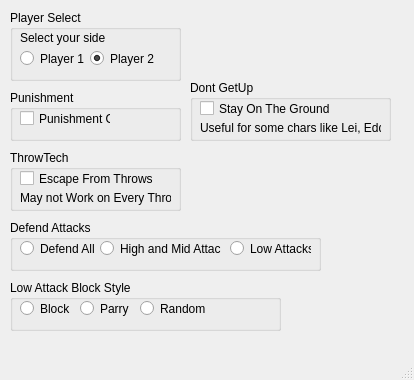
First picture: the form in 1.ui, repository ferater/Tekken7Bot, before the edit.
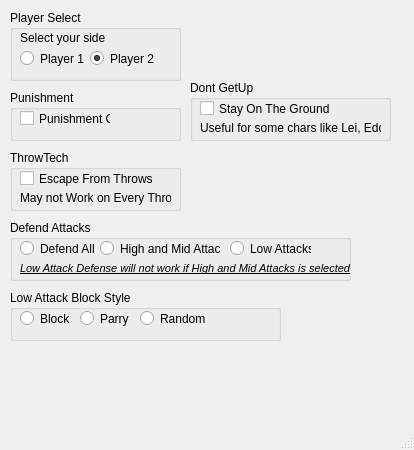
Second picture: the form after the edit.

The edit to the form file:
```diff
--- a/1.ui
+++ b/1.ui
@@ -7,7 +7,7 @@
     <x>0</x>
     <y>0</y>
     <width>414</width>
-    <height>380</height>
+    <height>450</height>
    </rect>
   </property>
   <property name="windowTitle">
@@ -178,8 +178,8 @@
      <rect>
       <x>10</x>
       <y>220</y>
-      <width>311</width>
-      <height>51</height>
+      <width>341</width>
+      <height>61</height>
      </rect>
     </property>
     <property name="title">
@@ -224,12 +224,32 @@
       <string>Defend All</string>
      </property>
     </widget>
+    <widget class="QLabel" name="label_4">
+     <property name="geometry">
+      <rect>
+       <x>10</x>
+       <y>40</y>
+       <width>331</width>
+       <height>16</height>
+      </rect>
+     </property>
+     <property name="font">
+      <font>
+       <pointsize>8</pointsize>
+       <italic>true</italic>
+       <underline>true</underline>
+      </font>
+     </property>
+     <property name="text">
+      <string>Low Attack Defense will not work if High and Mid Attacks is selected</string>
+     </property>
+    </widget>
    </widget>
    <widget class="QGroupBox" name="groupBox_5">
     <property name="geometry">
      <rect>
       <x>10</x>
-      <y>280</y>
+      <y>290</y>
       <width>271</width>
       <height>51</height>
      </rect>
```
